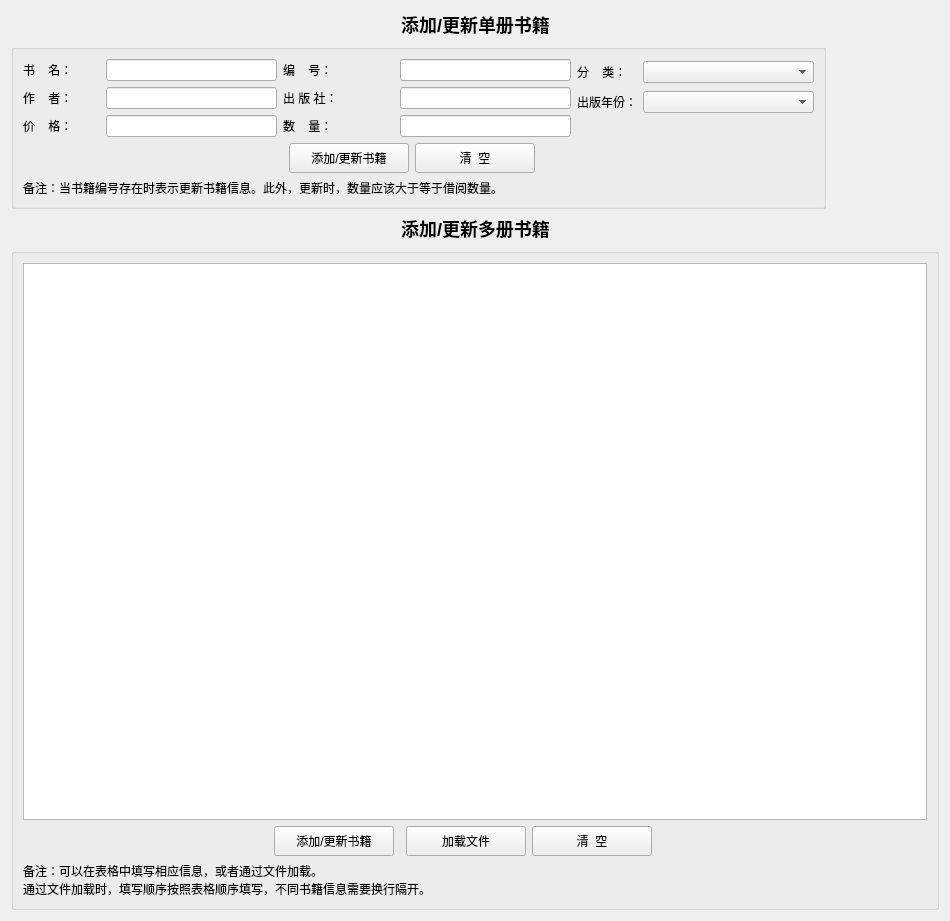
Old version of the form LibraryManageByMysqlQt/addbookwindow.ui in the repository ocean0117/library-manage-by-mysql-qt.
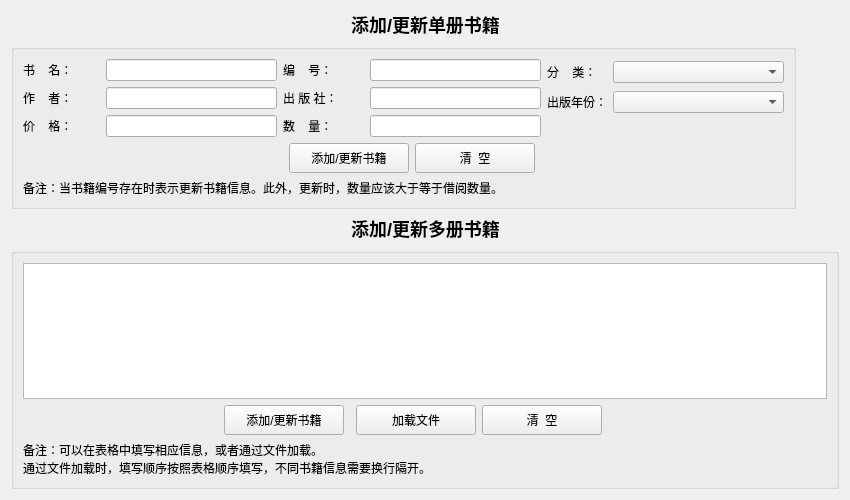
New version of the form.

Patch:
```diff
--- a/LibraryManageByMysqlQt/addbookwindow.ui
+++ b/LibraryManageByMysqlQt/addbookwindow.ui
@@ -6,14 +6,14 @@
    <rect>
     <x>0</x>
     <y>0</y>
-    <width>950</width>
-    <height>921</height>
+    <width>850</width>
+    <height>500</height>
    </rect>
   </property>
   <property name="minimumSize">
    <size>
-    <width>950</width>
-    <height>921</height>
+    <width>850</width>
+    <height>440</height>
    </size>
   </property>
   <property name="maximumSize">
```
